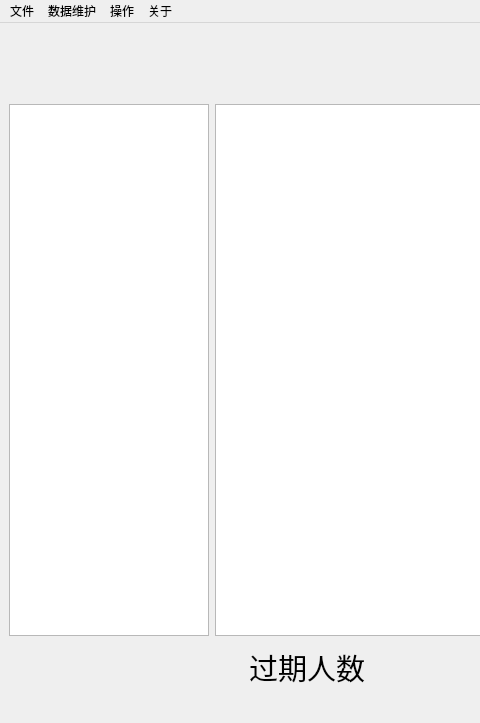
zhihao2020/MaterialManagement, file qtdesigner/主界面.ui: the form before one commit; both pictures show x 0 to 480 and y 0 to 723 of the 1195 by 723 pixel window.
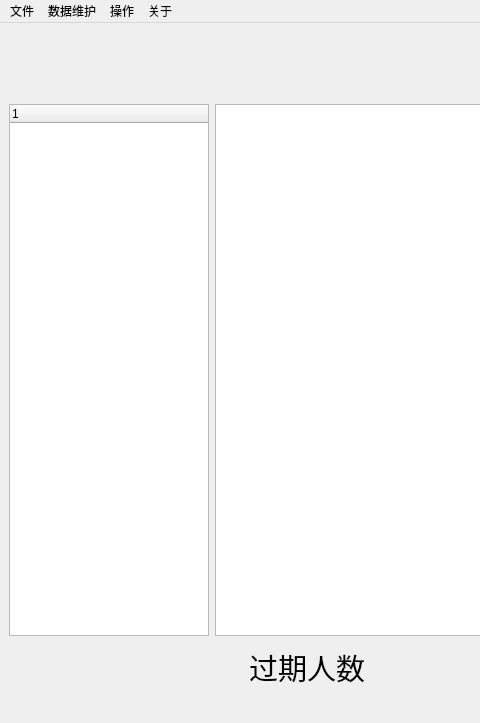
The form after the commit.

Commit message: add tree struct

Diff of the .ui file:
```diff
--- a/qtdesigner/主界面.ui
+++ b/qtdesigner/主界面.ui
@@ -122,7 +122,7 @@
       <item>
        <layout class="QHBoxLayout" name="horizontalLayout_4">
         <item>
-         <widget class="QTreeView" name="treeView">
+         <widget class="QTreeWidget" name="treeWidget">
           <property name="maximumSize">
            <size>
             <width>200</width>
```
The commit also changes 3 other files.
